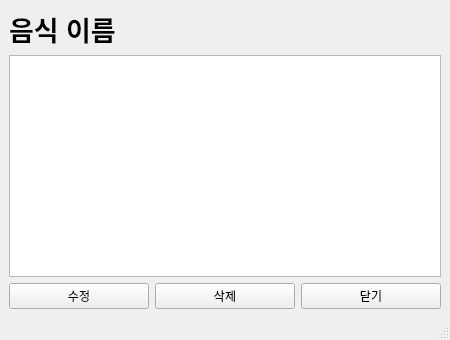
The window that OOP_Project_Qt/RecipeViewWindow.ui (Doho-K/OOP23_1) describes before a commit, drawn with Qt 5.
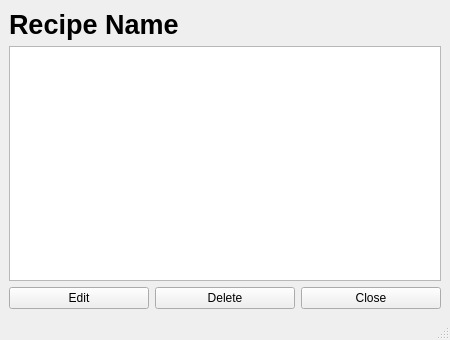
The same window after the commit.

```diff
--- a/OOP_Project_Qt/RecipeViewWindow.ui
+++ b/OOP_Project_Qt/RecipeViewWindow.ui
@@ -27,7 +27,7 @@
        </font>
       </property>
       <property name="text">
-       <string>음식 이름</string>
+       <string>Recipe Name</string>
       </property>
      </widget>
     </item>
@@ -43,21 +43,21 @@
       <item>
        <widget class="QPushButton" name="EditButton">
         <property name="text">
-         <string>수정</string>
+         <string>Edit</string>
         </property>
        </widget>
       </item>
       <item>
        <widget class="QPushButton" name="DeleteButton">
         <property name="text">
-         <string>삭제</string>
+         <string>Delete</string>
         </property>
        </widget>
       </item>
       <item>
        <widget class="QPushButton" name="CloseButton">
         <property name="text">
-         <string>닫기</string>
+         <string>Close</string>
         </property>
        </widget>
       </item>
```
